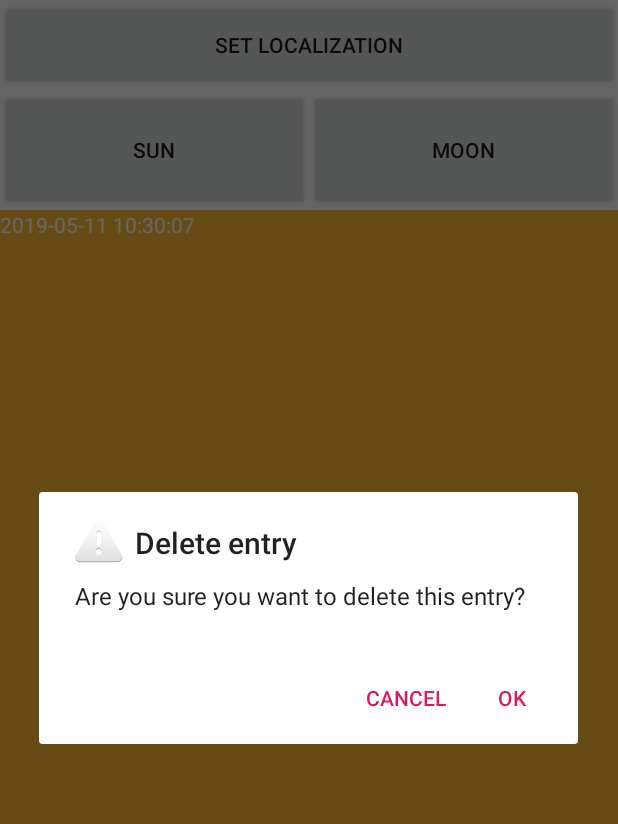
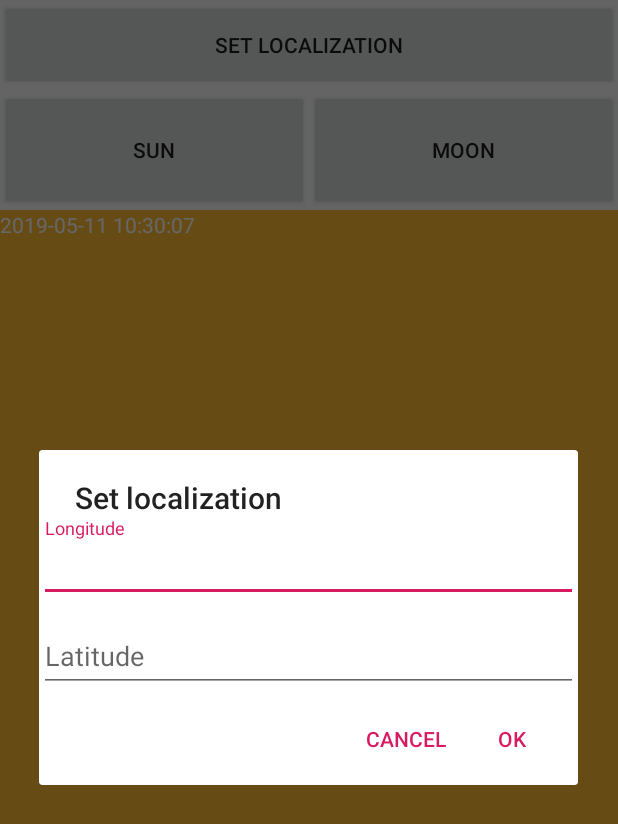
Before and after one commit to mkarpacka/AstroApp, an Android app: the screen it shows after launch (MainActivity), after a tap on "SET LOCALIZATION", on a phone screen of 412 x 824 dp. Shown: the top 824 px of the screen. Run offline under Robolectric (Android 15) with nearby library versions, the phone set to English and light mode, and no system bars.

Commit message:
working alert with inputs

```diff
--- a/app/build.gradle
+++ b/app/build.gradle
@@ -26,4 +26,5 @@ dependencies {
     testImplementation 'junit:junit:4.12'
     androidTestImplementation 'com.android.support.test:runner:1.0.2'
     androidTestImplementation 'com.android.support.test.espresso:espresso-core:3.0.2'
+    implementation 'com.android.support:design:28.0.0'
 }
--- a/app/src/main/java/com/example/astroapp/MainActivity.java
+++ b/app/src/main/java/com/example/astroapp/MainActivity.java
@@ -16,6 +16,7 @@ import android.widget.Button;
 import android.widget.EditText;
 import android.widget.FrameLayout;
 import android.widget.TextView;
+import android.widget.Toast;
 
 
 public class MainActivity extends FragmentActivity implements FragmentChangeListener{
@@ -26,6 +27,7 @@ public class MainActivity extends FragmentActivity implements FragmentChangeList
     private Button localButton;
     private Button button2;
     private TextView timeText;
+    String m_Text="";
 //    final FragmentTransaction ft = this.fm.beginTransaction();
 
     @Override
@@ -80,23 +82,39 @@ public class MainActivity extends FragmentActivity implements FragmentChangeList
     }
 
     public void createAlertDialog(){
-        new AlertDialog.Builder(this)
-                .setTitle("Delete entry")
-                .setMessage("Are you sure you want to delete this entry?")
 
-                // Specifying a listener allows you to take an action before dismissing the dialog.
-                // The dialog is automatically dismissed when a dialog button is clicked.
-                .setPositiveButton(android.R.string.yes, new DialogInterface.OnClickListener() {
-                    public void onClick(DialogInterface dialog, int which) {
-                        // Continue with delete operation
-                    }
-                })
+        String pass = "";
 
-                // A null listener allows the button to dismiss the dialog and take no further action.
-                .setNegativeButton(android.R.string.no, null)
-                .setIcon(android.R.drawable.ic_dialog_alert)
-                .show();
+            // get prompts.xml view
+            LayoutInflater layoutInflater = LayoutInflater.from(MainActivity.this);
+            View promptView = layoutInflater.inflate(R.layout.localization_input, null);
+            AlertDialog.Builder alertDialogBuilder = new AlertDialog.Builder(MainActivity.this);
+            alertDialogBuilder.setView(promptView);
+
+            EditText dlugosc = (EditText) promptView.findViewById(R.id.dlugosc);
+            EditText szerokosc = (EditText) promptView.findViewById(R.id.szerokosc);
+
+            alertDialogBuilder.setTitle("Set localization");
+            alertDialogBuilder.setCancelable(false)
+                    .setPositiveButton("OK", new DialogInterface.OnClickListener() {
+                        public void onClick(DialogInterface dialog, int id) {
+
+                            dialog.cancel();
+                        }
+                    })
+                    .setNegativeButton("Cancel",
+                            new DialogInterface.OnClickListener() {
+                                public void onClick(DialogInterface dialog, int id) {
+                                    dialog.cancel();
+                                }
+                            });
+
+            // create an alert dialog
+            AlertDialog alert = alertDialogBuilder.create();
+            alert.show();
+
     }
 
 
+
 }
--- /dev/null
+++ b/app/src/main/res/layout/localization_input.xml
@@ -0,0 +1,76 @@
+<?xml version="1.0" encoding="utf-8"?>
+<LinearLayout xmlns:android="http://schemas.android.com/apk/res/android"
+    android:layout_width="match_parent"
+    android:layout_height="wrap_content"
+    android:orientation="vertical">
+
+    <android.support.design.widget.TextInputLayout
+        android:id="@+id/firstValue"
+        android:layout_width="match_parent"
+        android:layout_height="wrap_content">
+
+        <EditText
+            android:id="@+id/dlugosc"
+            android:layout_width="match_parent"
+            android:layout_height="wrap_content"
+            android:hint="Longitude"/>
+
+    </android.support.design.widget.TextInputLayout>
+
+    <android.support.design.widget.TextInputLayout
+        android:id="@+id/secondValue"
+        android:layout_width="match_parent"
+        android:layout_height="wrap_content"
+        android:layout_below="@id/dlugosc"
+        android:layout_marginTop="4dp">
+
+        <EditText
+            android:id="@+id/szerokosc"
+            android:layout_width="match_parent"
+            android:layout_height="wrap_content"
+            android:hint="Latitude"/>
+
+    </android.support.design.widget.TextInputLayout>
+    <!--<android.support.design.widget.TextInputLayout-->
+        <!--android:layout_width="match_parent"-->
+        <!--android:layout_height="wrap_content"-->
+        <!--android:id="@+id/first">-->
+
+        <!--<EditText-->
+            <!--android:id="@+id/input"-->
+            <!--android:layout_width="match_parent"-->
+            <!--android:layout_height="wrap_content"-->
+            <!--android:hint="Longitude"-->
+             <!--/>-->
+
+
+    <!--</android.support.design.widget.TextInputLayout>-->
+
+    <!--<android.support.design.widget.TextInputLayout-->
+        <!--android:layout_width="match_parent"-->
+        <!--android:layout_height="wrap_content"-->
+        <!--android:id="@+id/second">-->
+
+        <!--<EditText-->
+            <!--android:id="@+id/input2"-->
+            <!--android:layout_width="match_parent"-->
+            <!--android:layout_height="wrap_content"-->
+            <!--android:hint="Longitude2"-->
+            <!--/>-->
+
+
+    <!--</android.support.design.widget.TextInputLayout>-->
+
+    <!--<TextView-->
+        <!--android:layout_width="wrap_content"-->
+        <!--android:layout_height="wrap_content"-->
+        <!--android:textAppearance="?android:attr/textAppearanceMedium"-->
+        <!--android:text="Latitude"-->
+        <!--android:id="@+id/latitude" />-->
+
+    <!--<EditText-->
+        <!--android:id="@+id/input2"-->
+        <!--android:layout_width="match_parent"-->
+        <!--android:layout_height="wrap_content"-->
+        <!--/>-->
+</LinearLayout>
```
